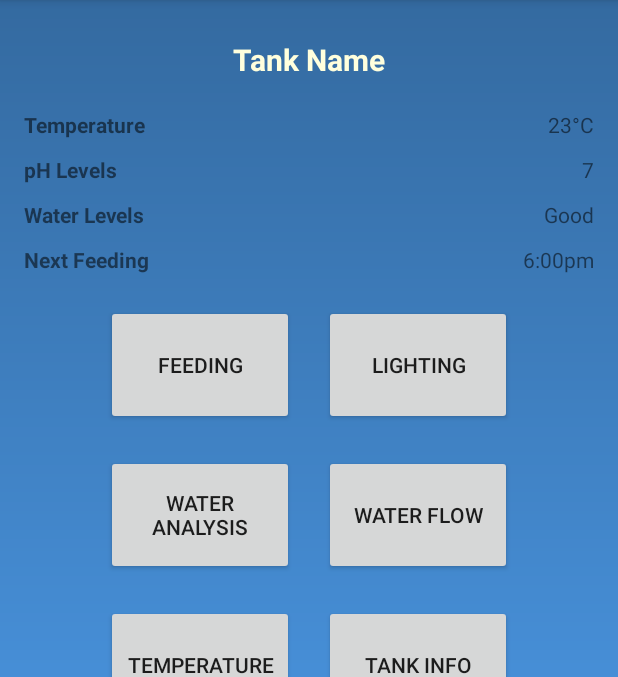
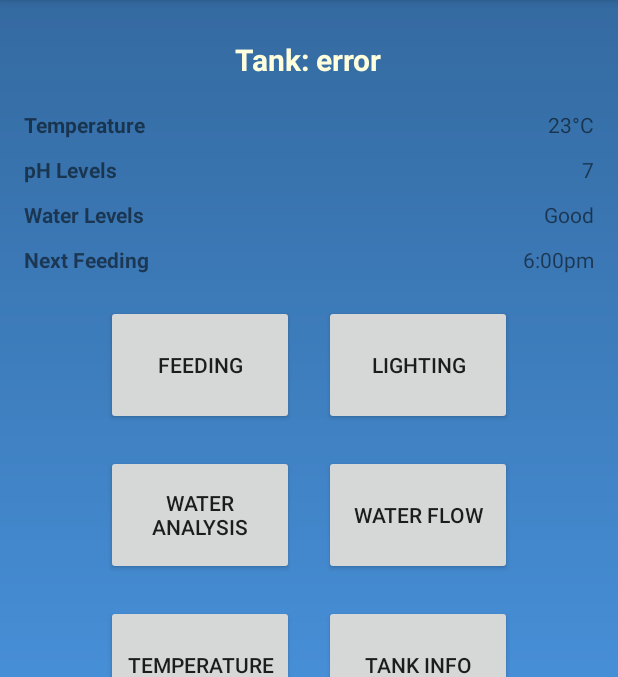
Before and after one commit to MajinBui/piseas-team7, an Android app: the TankMainPageActivity screen opened directly, with no data from a screen before it, on a phone screen of 412 x 824 dp, the part 84-761 px from its top. Run offline under Robolectric (Android 15) with nearby library versions, the phone set to English and light mode, and no system bars; network calls fail.

Commit message:
fixed page crashing from notification

```diff
--- a/PiSeas-AndroidAPP/app/src/main/java/group7/piseas/TankMainPageActivity.java
+++ b/PiSeas-AndroidAPP/app/src/main/java/group7/piseas/TankMainPageActivity.java
@@ -30,7 +30,11 @@ public class TankMainPageActivity extends AppCompatActivity {
         setContentView(R.layout.activity_tank_main_page);
         index = getIntent().getIntExtra("id", -1);
         TextView tv = (TextView) findViewById(R.id.tankName);
-        tv.setText("Tank: " + TankListActivity.tankList.get(index).getName());
+        try {
+            tv.setText("Tank: " + TankListActivity.tankList.get(index).getName());
+        } catch (IndexOutOfBoundsException e) {
+            tv.setText("Tank: " + "error");
+        }
         //Creation of notifications
         temperatureTextView = (TextView) findViewById(R.id.temperatureValueTextView);
         pHTextView = (TextView) findViewById(R.id.pHValueTextView);
```
